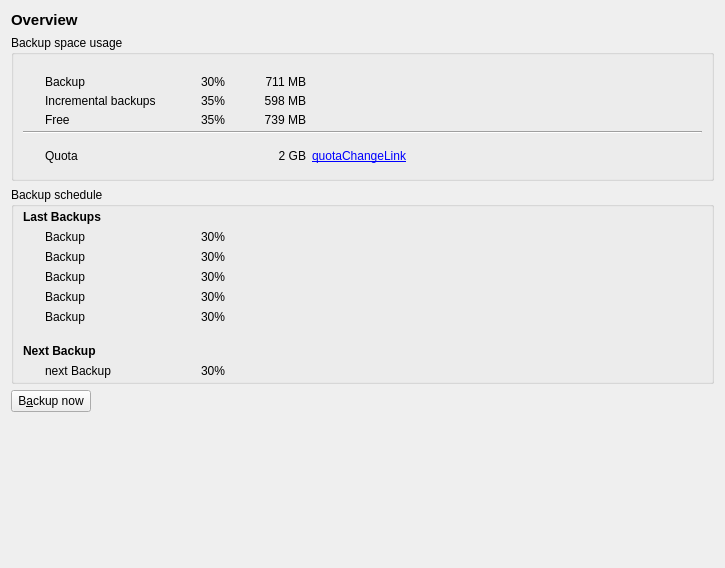
Before: the Qt Designer form src/gui/overview_form.ui in stepping-stone/sepiola, drawn with Qt 5.
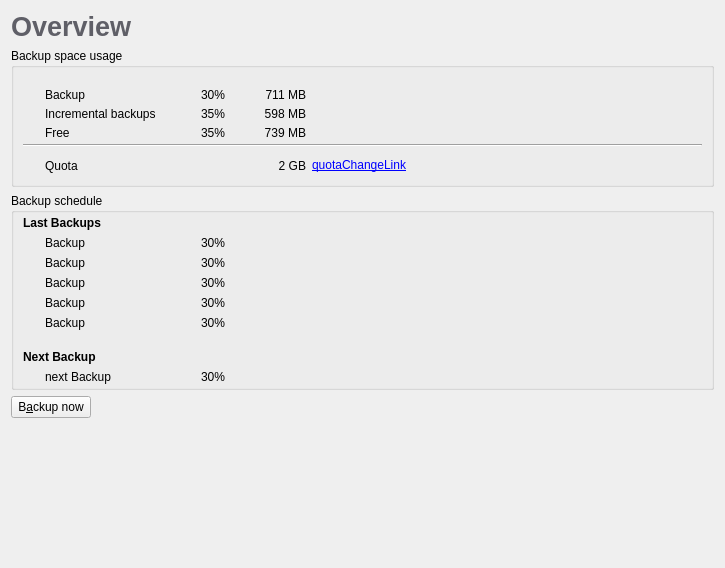
After: the same form once the commit is applied.

What changed in the file:
```diff
--- a/src/gui/overview_form.ui
+++ b/src/gui/overview_form.ui
@@ -20,13 +20,13 @@
       <widget class="QLabel" name="labelTitle">
        <property name="font">
         <font>
-         <pointsize>11</pointsize>
+         <pointsize>20</pointsize>
          <weight>75</weight>
          <bold>true</bold>
         </font>
        </property>
        <property name="text">
-        <string>Overview</string>
+        <string>&lt;span style=&quot; color:#5f5f67;&quot;&gt;Overview&lt;/span&gt;</string>
        </property>
       </widget>
      </item>
```
